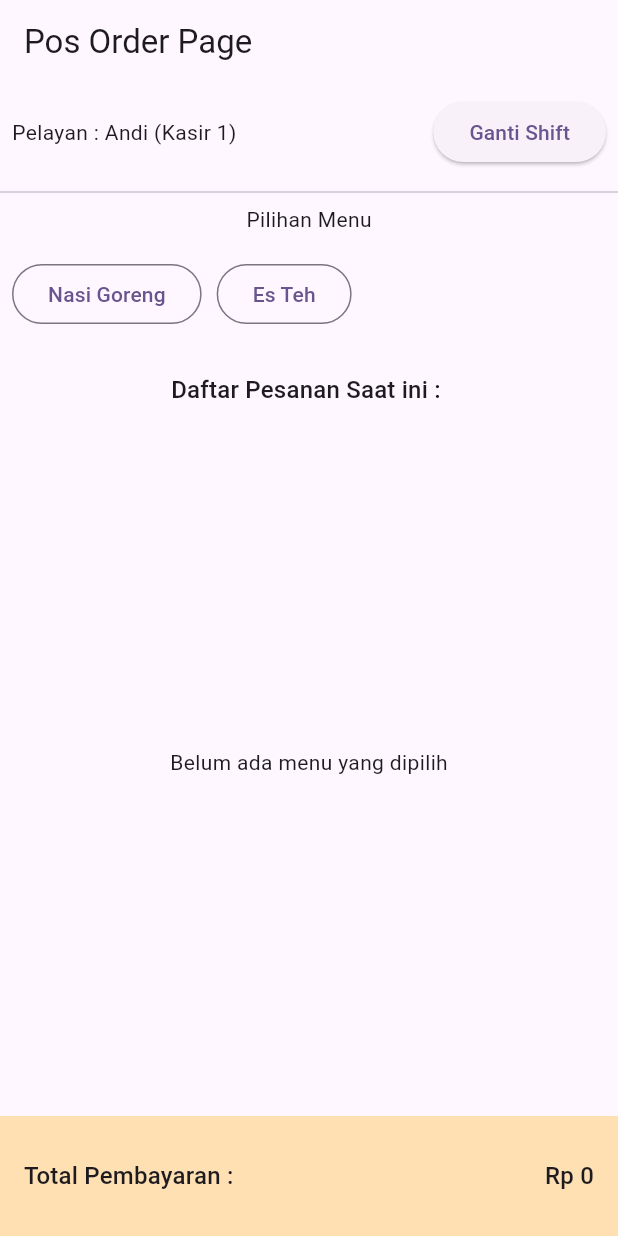
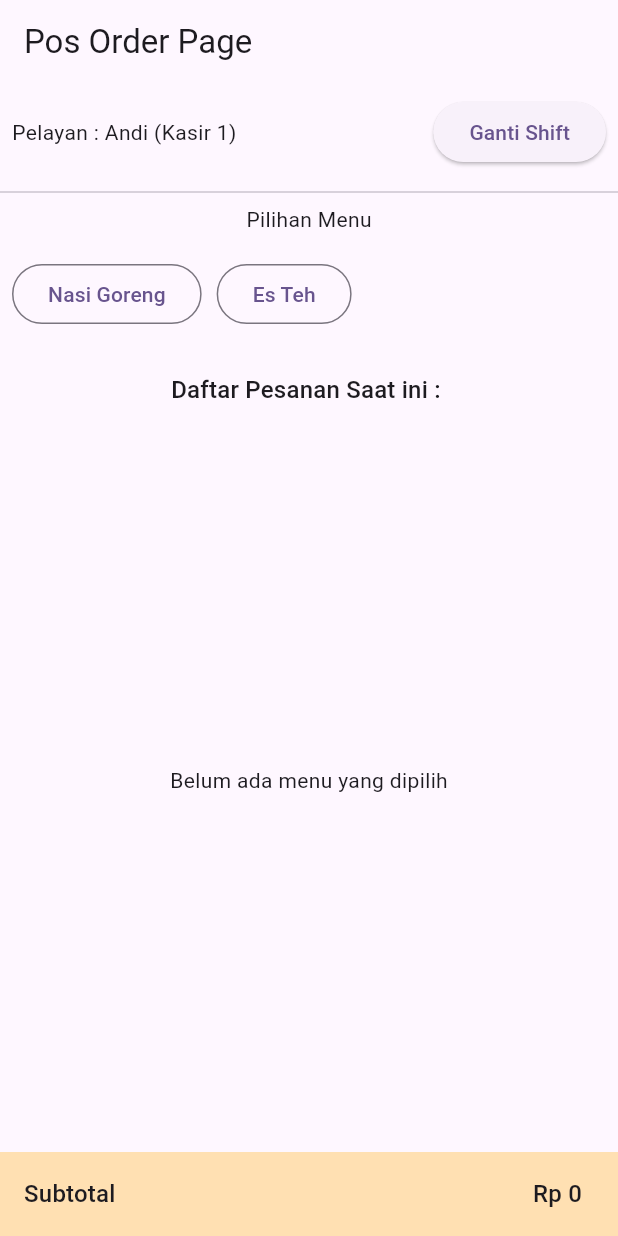
Before and after one commit to kevinbadboyz/flutter_bloc_selector_2026, a Flutter app: the screen it shows after launch, on a phone screen of 412 x 824 dp. Run offline on Flutter 3.47's test engine with Material 3 defaults, Android fonts, the phone set to English and light mode, and no system bars; our stand-ins replace bloc, flutter_bloc.

Commit message:
Update tax, discount, total payment

```diff
--- a/lib/ui/bloc/pos_order_state.dart
+++ b/lib/ui/bloc/pos_order_state.dart
@@ -17,11 +17,45 @@ final class PosOrderSuccess extends PosOrderState {
   });
 
   PosOrderSuccess copyWith({
-    String? waiterName, List<
-        MenuItemModel>? listMenuItemModel, bool? isSubmiting
+    String? waiterName,
+    List<MenuItemModel>? listMenuItemModel,
+    bool? isSubmiting,
   }) {
-    return PosOrderSuccess(waiterName: waiterName ?? this.waiterName,
-        listMenuItemModel: listMenuItemModel ?? this.listMenuItemModel,
-        isSubmiting: isSubmiting ?? this.isSubmiting);
+    return PosOrderSuccess(
+      waiterName: waiterName ?? this.waiterName,
+      listMenuItemModel: listMenuItemModel ?? this.listMenuItemModel,
+      isSubmiting: isSubmiting ?? this.isSubmiting,
+    );
+  }
+
+  // SubTotal sebelum diskon dan pajak
+  int get subTotal {
+    return listMenuItemModel.fold(
+      0,
+      (total, item) => total + (item.quantity! * item.price!),
+    );
+  }
+
+  // Diskon 10% jika belanja di atas dari Rp 100.000
+  int get discount{
+    if(subTotal > 100000){
+      return (subTotal * 0.10).round();
+    }
+    return 0;
+  }
+
+  // Nilai setelah discount
+  int get totalAfterDiscount{
+    return subTotal + discount;
+  }
+
+  // Pajak restaurant 12%
+  int get tax{
+    return (totalAfterDiscount * 0.12).round();
+  }
+
+  // Total Pembayaran
+  int get totalPayment{
+    return totalAfterDiscount + tax;
   }
 }
--- a/lib/ui/pages/pos_order_page.dart
+++ b/lib/ui/pages/pos_order_page.dart
@@ -119,36 +119,122 @@ class PosOrderPage extends StatelessWidget {
               },
             ),
           ),
-          // Implementasi BlocSelector untuk Total Harga
+          // Implementasi BlocSelector untuk Subtotal
           BlocSelector<PosOrderBloc, PosOrderState, int>(
             selector: (state) {
               if (state is PosOrderSuccess) {
-                return state.listMenuItemModel.fold(
-                  0,
-                  (total, item) => total + (item.price! * item.quantity!),
-                );
+                return state.subTotal;
               }
               return 0;
             },
-            builder: (context, totalPrice) {
+            builder: (context, subTotalValue) {
               // Log ini di jalankan jika total kalkulasi belanjaan berubah nominalnya
               // Jika pengguna menekan tombol "Ganti Shift" atau WaiterName berubah,
               // Log ini tidak di jalankan sama sekali
-              debugPrint('Widget TOTAL HARGA REBUILD : Rp ${totalPrice}');
+              debugPrint('Widget SUBTOTAL HARGA REBUILD : Rp ${subTotalValue}');
 
               return Container(
                 width: double.infinity,
-                height: 80,
                 color: Colors.orange.shade100,
-                child: Padding(
-                  padding: const EdgeInsets.all(16.0),
-                  child: Row(
-                    mainAxisAlignment: MainAxisAlignment.spaceBetween,
-                    spacing: 10,
-                    children: [
-                      Text('Total Pembayaran : ', style: Theme.of(context).textTheme.titleMedium,),
-                      Text('Rp ${totalPrice}', style: Theme.of(context).textTheme.titleMedium,)
-                    ],
+                child: ListTile(
+                  title: Text('Subtotal',
+                    style: Theme.of(context).textTheme.titleMedium,),
+                  trailing: Text(
+                    'Rp ${subTotalValue}',
+                    style: Theme.of(context).textTheme.titleMedium,
+                  ),
+                ),
+              );
+            },
+          ),
+          // Implementasi BlocSelector untuk Discount
+          BlocSelector<PosOrderBloc, PosOrderState, int>(
+            selector: (state) {
+              if (state is PosOrderSuccess) {
+                return state.discount;
+              }
+              return 0;
+            },
+            builder: (context, discountValue) {
+              if (discountValue == 0) return SizedBox.shrink();
+
+              // Log ini di jalankan jika discount kalkulasi belanjaan berubah nominalnya
+              // Jika pengguna menekan tombol "Ganti Shift" atau WaiterName berubah,
+              // Log ini tidak di jalankan sama sekali
+              debugPrint('Widget DISCOUNT REBUILD : Rp ${discountValue}');
+
+              return Container(
+                width: double.infinity,
+                color: Colors.orange.shade100,
+                child: ListTile(
+                  title: Text('Discount',
+                    style: Theme.of(context).textTheme.titleMedium,),
+                  trailing: Text(
+                    'Rp ${discountValue}',
+                    style: Theme.of(context).textTheme.titleMedium,
+                  ),
+                ),
+              );
+            },
+          ),
+
+          // Implementasi BlocSelector untuk Tax
+          BlocSelector<PosOrderBloc, PosOrderState, int>(
+            selector: (state) {
+              if (state is PosOrderSuccess) {
+                return state.tax;
+              }
+              return 0;
+            },
+            builder: (context, taxValue) {
+              if (taxValue == 0) return SizedBox.shrink();
+
+              // Log ini di jalankan jika tax kalkulasi belanjaan berubah nominalnya
+              // Jika pengguna menekan tombol "Ganti Shift" atau WaiterName berubah,
+              // Log ini tidak di jalankan sama sekali
+              debugPrint('Widget TAX REBUILD : Rp ${taxValue}');
+
+              return Container(
+                width: double.infinity,
+                color: Colors.orange.shade100,
+                child: ListTile(
+                  title: Text('Pajak (12%)',
+                    style: Theme.of(context).textTheme.titleMedium,),
+                  trailing: Text(
+                    'Rp ${taxValue}',
+                    style: Theme.of(context).textTheme.titleMedium,
+                  ),
+                ),
+              );
+            },
+          ),
+
+          // Implementasi BlocSelector untuk Total Bayar
+          BlocSelector<PosOrderBloc, PosOrderState, int>(
+            selector: (state) {
+              if (state is PosOrderSuccess) {
+                return state.totalPayment;
+              }
+              return 0;
+            },
+            builder: (context, totalPaymentValue) {
+              if (totalPaymentValue == 0) return SizedBox.shrink();
+              // Log ini di jalankan jika total bayar kalkulasi belanjaan berubah nominalnya
+              // Jika pengguna menekan tombol "Ganti Shift" atau WaiterName berubah,
+              // Log ini tidak di jalankan sama sekali
+              debugPrint(
+                'Widget TOTAL BAYAR REBUILD : Rp ${totalPaymentValue}',
+              );
+
+              return Container(
+                width: double.infinity,
+                color: Colors.orange.shade100,
+                child: ListTile(
+                  title: Text('Total Bayar',
+                    style: Theme.of(context).textTheme.titleMedium,),
+                  trailing: Text(
+                    'Rp ${totalPaymentValue}',
+                    style: Theme.of(context).textTheme.titleMedium,
                   ),
                 ),
               );
```
